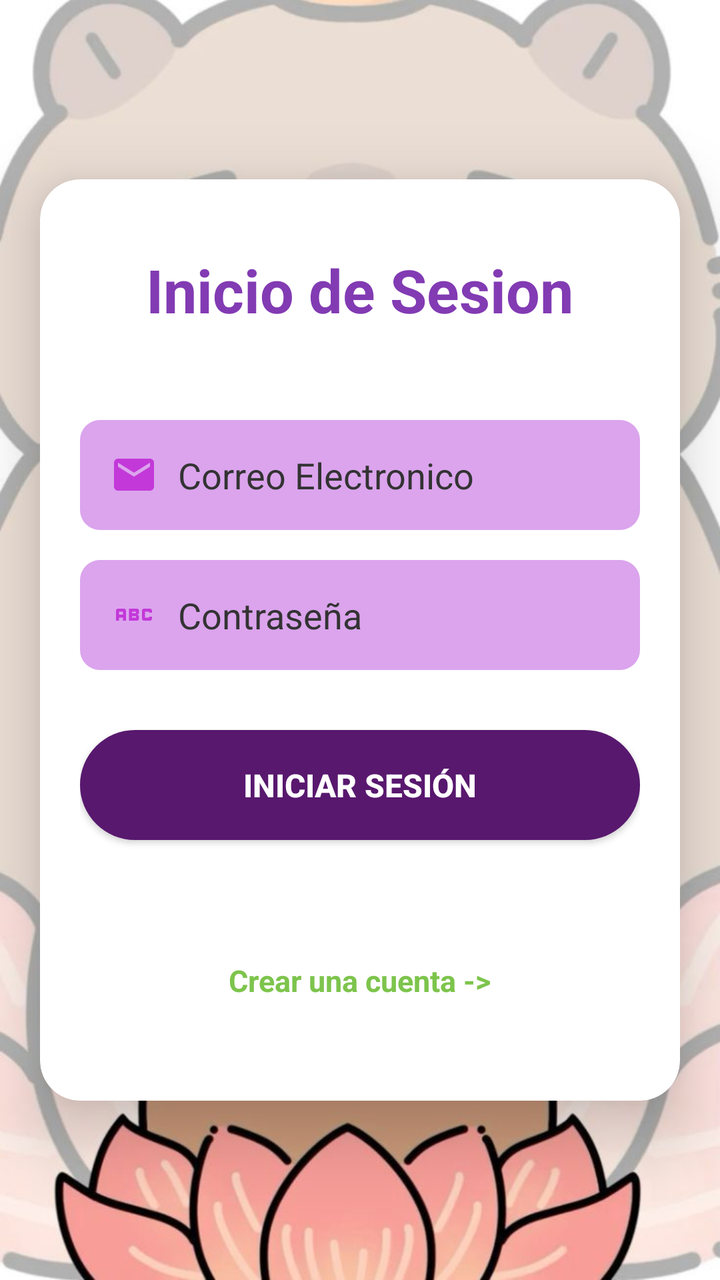
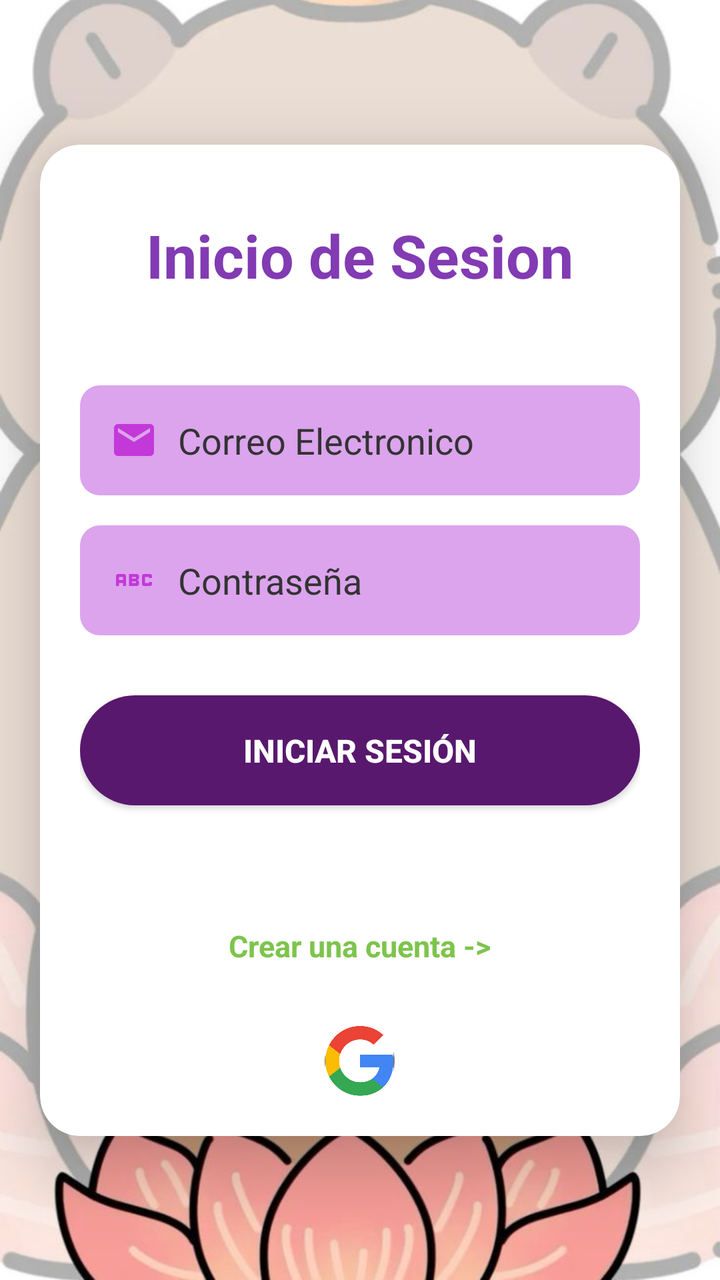

Compare the two renders of this Android layout. The source of the first and the diff that turns it into the second are given below.
<!-- AndroidManifest.xml: application theme Theme.Music_app -->
<!-- res/layout/activity_main.xml -->
<?xml version="1.0" encoding="utf-8"?>
<androidx.constraintlayout.widget.ConstraintLayout xmlns:android="http://schemas.android.com/apk/res/android"
    xmlns:app="http://schemas.android.com/apk/res-auto"
    xmlns:tools="http://schemas.android.com/tools"
    android:id="@+id/main"
    android:layout_width="match_parent"
    android:layout_height="match_parent"
    tools:context=".MainActivity">


    <ImageView
        android:layout_width="0dp"
        android:layout_height="0dp"
        app:layout_constraintBottom_toBottomOf="parent"
        app:layout_constraintEnd_toEndOf="parent"
        app:layout_constraintStart_toStartOf="parent"
        app:layout_constraintTop_toTopOf="parent"
        android:src="@drawable/capybara"
        android:scaleType="centerCrop"/>

    <androidx.cardview.widget.CardView
        android:id="@+id/contenedor"
        android:layout_width="0dp"
        android:layout_height="wrap_content"
        android:layout_margin="20dp"
        app:cardCornerRadius="20dp"
        app:cardElevation="20dp"
        android:backgroundTint="@color/white"
        app:layout_constraintBottom_toBottomOf="parent"
        app:layout_constraintEnd_toEndOf="parent"
        app:layout_constraintStart_toStartOf="parent"
        app:layout_constraintTop_toTopOf="parent">

        <LinearLayout
            android:layout_width="match_parent"
            android:layout_height="wrap_content"
            android:gravity="center"
            android:orientation="vertical"
            android:padding="20dp">

            <TextView
                android:id="@+id/tvTitulo"
                android:layout_width="wrap_content"
                android:layout_height="wrap_content"
                android:layout_marginTop="15dp"
                android:layout_marginBottom="30dp"
                android:text="Inicio de Sesion"
                android:textColor="#823BB3"
                android:textSize="30sp"
                android:textStyle="bold" />

            <EditText
                android:id="@+id/etCorreo"
                android:layout_width="match_parent"
                android:layout_height="55dp"
                android:layout_marginTop="15dp"
                android:background="@drawable/bg_input"
                android:drawableStart="@drawable/correo"
                android:drawablePadding="10dp"
                android:hint="Correo Electronico"
                android:inputType="textEmailAddress"
                android:paddingStart="15dp"
                android:paddingEnd="15dp"
                android:textColorHint="#333333"
                android:textColor="#333333"/>

            <EditText
                android:id="@+id/etPassword"
                android:layout_width="match_parent"
                android:layout_height="55dp"
                android:layout_marginTop="15dp"
                android:background="@drawable/bg_input"
                android:drawableStart="@drawable/lock"
                android:drawablePadding="10dp"
                android:hint="Contraseña"
                android:inputType="textPassword"
                android:paddingStart="15dp"
                android:paddingEnd="15dp"
                android:textColorHint="#333333"
                android:textColor="#333333"/>

            <androidx.appcompat.widget.AppCompatButton
                android:id="@+id/btnIniciar"
                android:layout_width="match_parent"
                android:layout_height="55dp"
                android:layout_marginTop="30dp"
                android:background="@drawable/bg_button"
                android:text="Iniciar sesión"
                android:textColor="#ffffff"
                android:textSize="16sp"
                android:textStyle="bold" />

            <TextView
                android:id="@+id/tvCrearCuenta"
                android:layout_width="wrap_content"
                android:layout_height="wrap_content"
                android:layout_marginTop="60dp"
                android:layout_marginBottom="30dp"
                android:text="Crear una cuenta ->"
                android:textColor="#7DC44C"
                android:textSize="15sp"
                android:textStyle="bold" />

        </LinearLayout>

    </androidx.cardview.widget.CardView>

</androidx.constraintlayout.widget.ConstraintLayout>
<!-- resources referenced by this layout -->
<resources>
  <color name="white">#FFFFFFFF</color>
  <!-- drawable bg_button (drawable) -->
  <?xml version="1.0" encoding="utf-8"?>
  <shape xmlns:android="http://schemas.android.com/apk/res/android">
  
      <solid android:color="#58186E"/>
      <corners android:radius="100dp"/>
  
  </shape>
  <!-- drawable bg_input (drawable) -->
  <?xml version="1.0" encoding="utf-8"?>
  <shape xmlns:android="http://schemas.android.com/apk/res/android">
  
      <solid android:color="#DBA4ED"/>
      <corners android:radius="10dp"/>
  
  </shape>
  <!-- drawable capybara: jpg bitmap (drawable, 62003 bytes) -->
  <!-- drawable correo (drawable) -->
  <vector xmlns:android="http://schemas.android.com/apk/res/android" android:height="24dp" android:tint="#C338D9" android:viewportHeight="24" android:viewportWidth="24" android:width="24dp">
        
      <path android:fillColor="@android:color/white" android:pathData="M20,4L4,4c-1.1,0 -1.99,0.9 -1.99,2L2,18c0,1.1 0.9,2 2,2h16c1.1,0 2,-0.9 2,-2L22,6c0,-1.1 -0.9,-2 -2,-2zM20,8l-8,5 -8,-5L4,6l8,5 8,-5v2z"/>
      
  </vector>
  <!-- drawable lock (drawable) -->
  <vector xmlns:android="http://schemas.android.com/apk/res/android" android:height="24dp" android:tint="#C338D9" android:viewportHeight="24" android:viewportWidth="24" android:width="24dp">
        
      <path android:fillColor="@android:color/white" android:pathData="M21,11h-1.5v-0.5h-2v3h2V13H21v1c0,0.55 -0.45,1 -1,1h-3c-0.55,0 -1,-0.45 -1,-1v-4c0,-0.55 0.45,-1 1,-1h3c0.55,0 1,0.45 1,1V11zM8,10v5H6.5v-1.5h-2V15H3v-5c0,-0.55 0.45,-1 1,-1h3C7.55,9 8,9.45 8,10zM6.5,10.5h-2V12h2V10.5zM13.5,12c0.55,0 1,0.45 1,1v1c0,0.55 -0.45,1 -1,1h-4V9h4c0.55,0 1,0.45 1,1v1C14.5,11.55 14.05,12 13.5,12zM11,10.5v0.75h2V10.5H11zM13,12.75h-2v0.75h2V12.75z"/>
      
  </vector>
  <style name="Theme.Music_app" parent="Base.Theme.Music_app" />
  <style name="Base.Theme.Music_app" parent="Theme.Material3.DayNight.NoActionBar">
          
          
      </style>
</resources>

<!-- the commit's change to res/layout/activity_main.xml (unified diff, before → after) -->
@@ -101,6 +101,15 @@
                 android:textSize="15sp"
                 android:textStyle="bold" />
 
+            <ImageButton
+                android:id="@+id/btnGoogle"
+                android:layout_width="35dp"
+                android:layout_height="35dp"
+                android:padding="0dp"
+                android:scaleType="centerInside"
+                android:background="@drawable/bg_boton_circular"
+                android:src="@drawable/google_logo"/>
+
         </LinearLayout>
 
     </androidx.cardview.widget.CardView>
<!-- resource entries referenced after the edit -->
@@ -1,6 +1,14 @@
 <!-- resources referenced by this layout -->
 <resources>
   <color name="white">#FFFFFFFF</color>
+  <!-- drawable bg_boton_circular (drawable) -->
+  <?xml version="1.0" encoding="utf-8"?>
+  <shape xmlns:android="http://schemas.android.com/apk/res/android"
+      android:shape="oval">
+  
+      <solid android:color="#88000000"/>
+  
+  </shape>
   <!-- drawable bg_button (drawable) -->
   <?xml version="1.0" encoding="utf-8"?>
   <shape xmlns:android="http://schemas.android.com/apk/res/android">
@@ -24,6 +32,7 @@
       <path android:fillColor="@android:color/white" android:pathData="M20,4L4,4c-1.1,0 -1.99,0.9 -1.99,2L2,18c0,1.1 0.9,2 2,2h16c1.1,0 2,-0.9 2,-2L22,6c0,-1.1 -0.9,-2 -2,-2zM20,8l-8,5 -8,-5L4,6l8,5 8,-5v2z"/>
       
   </vector>
+  <!-- drawable google_logo: png bitmap (drawable, 7420 bytes) -->
   <!-- drawable lock (drawable) -->
   <vector xmlns:android="http://schemas.android.com/apk/res/android" android:height="24dp" android:tint="#C338D9" android:viewportHeight="24" android:viewportWidth="24" android:width="24dp">
         
